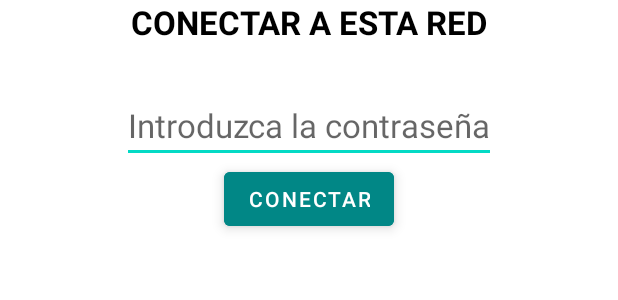
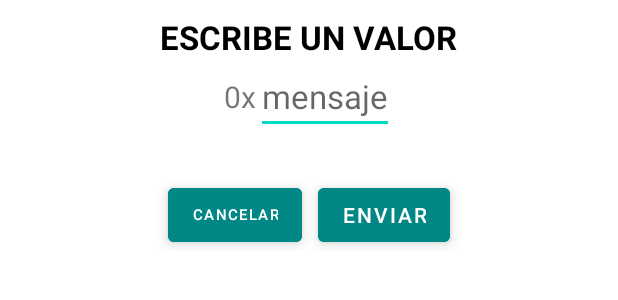
Before and after one commit to JCChamo/alcoholimetro, an Android app: the layout connect_dialog.xml on its own in the app's theme, with its tools: preview values and no code run, on a phone screen of 412 x 824 dp. Shown: the top 300 px of the screen. Run offline under Robolectric (Android 15) with nearby library versions, the phone set to English and light mode, and no system bars.

Commit message:
Diálogo para enviar mensaje

```diff
--- a/app/src/main/java/com/example/alcoholimetro/Characteristics.kt
+++ b/app/src/main/java/com/example/alcoholimetro/Characteristics.kt
@@ -5,8 +5,6 @@ import android.os.Bundle
 import android.view.View
 import android.widget.Button
 import android.widget.EditText
-import android.widget.TextView
-import android.widget.Toast
 import androidx.appcompat.app.AppCompatActivity
 import androidx.recyclerview.widget.LinearLayoutManager
 import androidx.recyclerview.widget.RecyclerView
@@ -30,8 +28,7 @@ class Characteristics : AppCompatActivity(), CharacteristicAdapter.OnItemClickLi
     }
 
     override fun onItemClick(position: Int) {
-        Toast.makeText(applicationContext, "TOCADA CARACTERÍSTICA", Toast.LENGTH_SHORT).show()
-        connectToWifi()
+        sendMessage()
     }
 
     private fun getCharacteristics(){
@@ -41,15 +38,18 @@ class Characteristics : AppCompatActivity(), CharacteristicAdapter.OnItemClickLi
         recyclerView.layoutManager = LinearLayoutManager(this)
     }
 
-    private fun connectToWifi() {
+    private fun sendMessage() {
         val dialog = Dialog(this)
         dialog.setContentView(R.layout.connect_dialog)
-        var connectButton = dialog.findViewById<Button>(R.id.connectButton)
-        var psswd = dialog.findViewById<EditText>(R.id.psswd)
-        var ssidText = dialog.findViewById<TextView>(R.id.ssid)
-        //psswd.setText(wifiPsswd);
-        connectButton.setOnClickListener(View.OnClickListener {
-            val checkpsswd: String = psswd.getText().toString()
+        var sendButton = dialog.findViewById<Button>(R.id.sendButton)
+        var cancelButton = dialog.findViewById<Button>(R.id.cancelButton)
+        var message = dialog.findViewById<EditText>(R.id.message)
+        sendButton.setOnClickListener(View.OnClickListener {
+            val message = message.text.toString()
+            dialog.dismiss()
+        })
+
+        cancelButton.setOnClickListener(View.OnClickListener {
             dialog.dismiss()
         })
         dialog.show()
--- a/app/src/main/res/layout/connect_dialog.xml
+++ b/app/src/main/res/layout/connect_dialog.xml
@@ -3,7 +3,8 @@
     xmlns:android="http://schemas.android.com/apk/res/android"
     android:layout_width="match_parent"
     android:layout_height="match_parent"
-    android:orientation="vertical">
+    android:orientation="vertical"
+    android:padding="10dp">
 
     <TextView
         android:layout_width="wrap_content"
@@ -11,29 +12,40 @@
         android:textSize="22dp"
         android:layout_gravity="center"
         android:textColor="#000"
-        android:text="CONECTAR A ESTA RED"
+        android:text="ESCRIBE UN VALOR"
         android:textStyle="bold"
         ></TextView>
 
+    <LinearLayout
+        android:layout_width="match_parent"
+        android:layout_height="wrap_content"
+        android:orientation="horizontal"
+        android:gravity="center">
         <TextView
-        android:id="@+id/ssid"
+            android:layout_width="wrap_content"
+            android:layout_height="match_parent"
+            android:text="0x"
+            android:gravity="center"
+            android:textSize="20dp"></TextView>
+        <EditText
+            android:id="@+id/message"
             android:layout_width="wrap_content"
             android:layout_height="wrap_content"
+            android:hint="mensaje"
             android:textSize="22dp"
             android:layout_gravity="center"
-        ></TextView>
+            android:inputType="textMultiLine"
+            ></EditText>
+    </LinearLayout>
 
-    <EditText
-        android:id="@+id/psswd"
-        android:layout_width="wrap_content"
+    <LinearLayout
+        android:layout_width="match_parent"
         android:layout_height="wrap_content"
-        android:hint="Introduzca la contraseña"
-        android:textSize="22dp"
-        android:layout_gravity="center"
-        ></EditText>
-
+        android:orientation="horizontal"
+        android:gravity="center"
+        android:layout_marginTop="30dp">
         <Button
-        android:id="@+id/connectButton"
+            android:id="@+id/cancelButton"
             android:layout_gravity="center"
             android:layout_width="wrap_content"
             android:layout_height="wrap_content"
@@ -41,6 +53,21 @@
             android:stateListAnimator="@null"
             android:textColor="#fff"
             android:elevation="5dp"
-        android:text="CONECTAR"></Button>
+            android:textSize="10dp"
+            android:text="CANCELAR"
+            android:layout_marginRight="5dp"></Button>
+
+        <Button
+            android:id="@+id/sendButton"
+            android:layout_gravity="center"
+            android:layout_width="wrap_content"
+            android:layout_height="wrap_content"
+            android:backgroundTint="@color/teal_700"
+            android:stateListAnimator="@null"
+            android:textColor="#fff"
+            android:elevation="5dp"
+            android:text="ENVIAR"
+            android:layout_marginLeft="5dp"></Button>
+    </LinearLayout>
 
 </LinearLayout>
```
Lines whose indentation alone changed are shown as unchanged.
